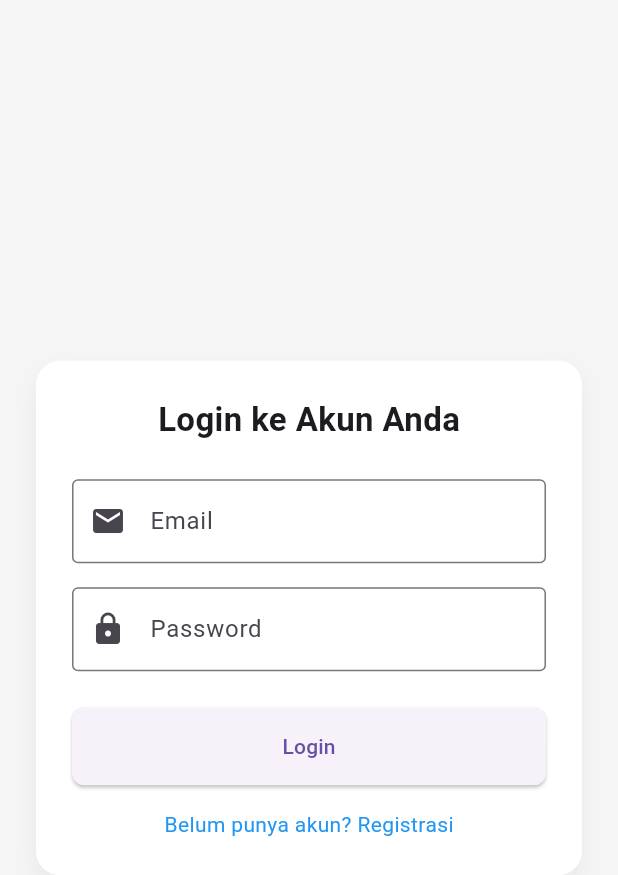
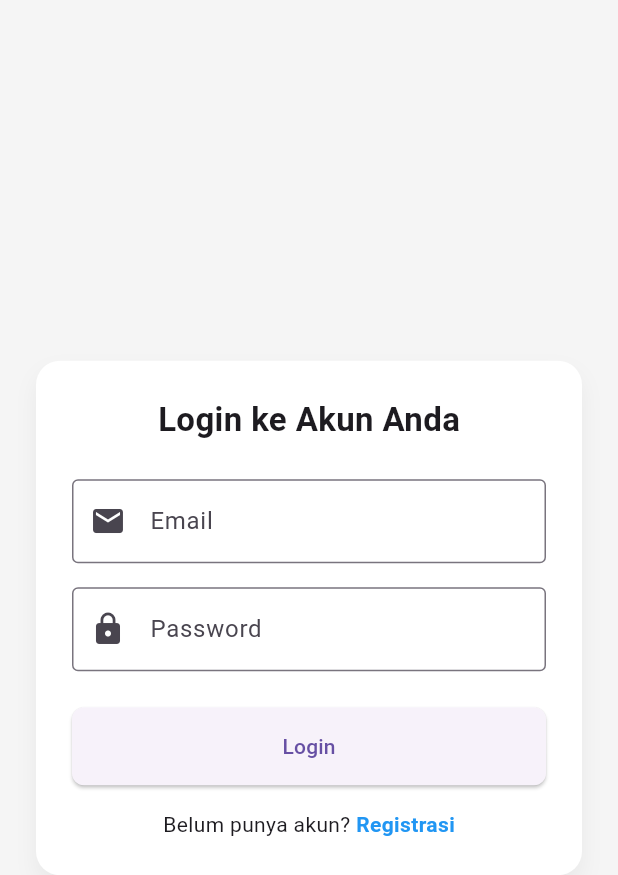
Before and after one commit to Kimhsta/toko-api, a Flutter app: the screen it shows after launch, on a phone screen of 412 x 824 dp. Shown: the top 875 px of the screen. Run offline on Flutter 3.47's test engine with Material 3 defaults, Android fonts, the phone set to English and light mode, and no system bars; our stand-ins replace shared_preferences.

```diff
--- a/frontend_flutter/lib/ui/login_page.dart
+++ b/frontend_flutter/lib/ui/login_page.dart
@@ -61,7 +61,7 @@ class _LoginPageState extends State<LoginPage> {
                   const SizedBox(height: 24),
                   _buttonLogin(),
                   const SizedBox(height: 16),
-                  _menuRegistrasi(),
+                  _menuRegistrasi(), // GANTI DENGAN VERSI MODERN
                 ],
               ),
             ),
@@ -162,17 +162,23 @@ class _LoginPageState extends State<LoginPage> {
   }
 
   Widget _menuRegistrasi() {
-    return GestureDetector(
+    return Row(
+      mainAxisAlignment: MainAxisAlignment.center,
+      children: [
+        const Text("Belum punya akun? "),
+        InkWell(
           onTap: () {
             Navigator.push(
               context,
-          MaterialPageRoute(builder: (context) => const RegistrasiPage()),
+              MaterialPageRoute(builder: (_) => const RegistrasiPage()),
             );
           },
           child: const Text(
-        "Belum punya akun? Registrasi",
-        style: TextStyle(color: Colors.blue),
+            "Registrasi",
+            style: TextStyle(color: Colors.blue, fontWeight: FontWeight.bold),
           ),
+        ),
+      ],
     );
   }
 }
```
Also changed, not shown: frontend_flutter/lib/ui/produk_page.dart (+42 -4 lines). Lines whose indentation alone changed are shown as unchanged.
